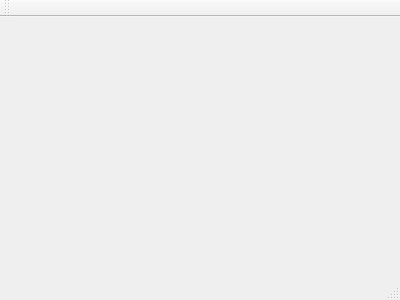
This is tests.qt/tests_qt/app/mainwindow.ui in codex-tk/libcodex as Qt 5 draws it before an edit. The edited form follows.
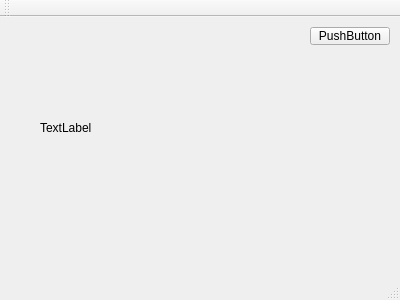
This is the edited form.

```diff
--- a/tests.qt/tests_qt/app/mainwindow.ui
+++ b/tests.qt/tests_qt/app/mainwindow.ui
@@ -12,13 +12,55 @@
   <property name="windowTitle" >
    <string>MainWindow</string>
   </property>
-  <widget class="QMenuBar" name="menuBar" />
-  <widget class="QToolBar" name="mainToolBar" />
-  <widget class="QWidget" name="centralWidget" />
-  <widget class="QStatusBar" name="statusBar" />
+  <widget class="QWidget" name="centralWidget">
+   <widget class="QLabel" name="label">
+    <property name="geometry">
+     <rect>
+      <x>40</x>
+      <y>10</y>
+      <width>231</width>
+      <height>201</height>
+     </rect>
+    </property>
+    <property name="text">
+     <string>TextLabel</string>
+    </property>
+   </widget>
+   <widget class="QPushButton" name="pushButton">
+    <property name="geometry">
+     <rect>
+      <x>310</x>
+      <y>10</y>
+      <width>80</width>
+      <height>18</height>
+     </rect>
+    </property>
+    <property name="text">
+     <string>PushButton</string>
+    </property>
+   </widget>
+  </widget>
+  <widget class="QMenuBar" name="menuBar">
+   <property name="geometry">
+    <rect>
+     <x>0</x>
+     <y>0</y>
+     <width>400</width>
+     <height>20</height>
+    </rect>
+   </property>
+  </widget>
+  <widget class="QToolBar" name="mainToolBar">
+   <attribute name="toolBarArea">
+    <enum>TopToolBarArea</enum>
+   </attribute>
+   <attribute name="toolBarBreak">
+    <bool>false</bool>
+   </attribute>
+  </widget>
+  <widget class="QStatusBar" name="statusBar"/>
  </widget>
- <layoutDefault spacing="6" margin="11" />
- <pixmapfunction></pixmapfunction>
+ <layoutdefault spacing="6" margin="11"/>
  <resources/>
  <connections/>
 </ui>
```
Left out of the diff: 7 changed lines with no effect on the pictures.
